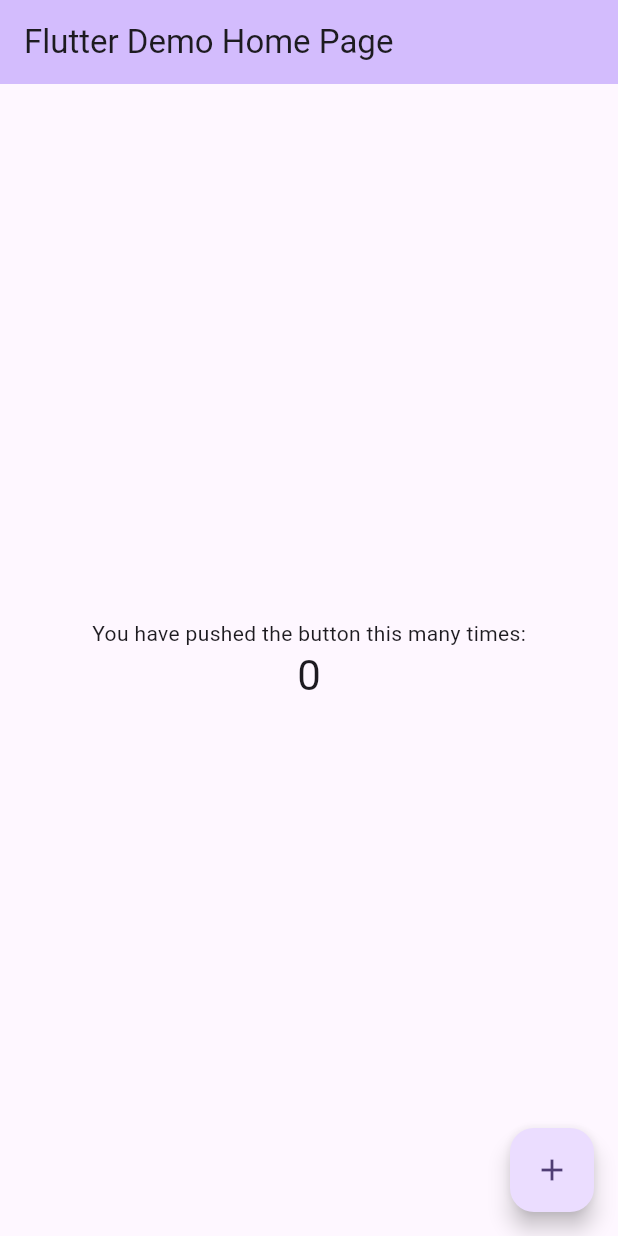
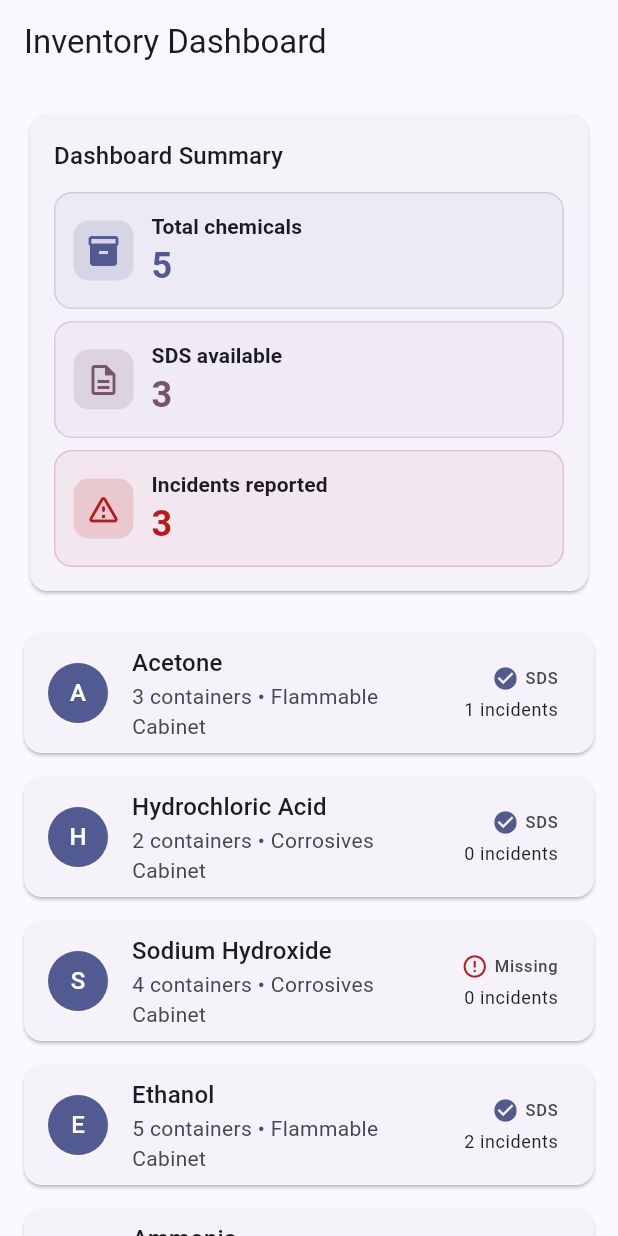
Before and after one commit to jubinkhan007/neotech_chemical_inventory, a Flutter app: the screen it shows after launch, on a phone screen of 412 x 824 dp. Run offline on Flutter 3.47's test engine with Material 3 defaults, Android fonts, the phone set to English and light mode, and no system bars.

Commit message:
Add dashboard summary widget and tests

```diff
--- a/lib/main.dart
+++ b/lib/main.dart
@@ -7,45 +7,37 @@
 class MyApp extends StatelessWidget {
   const MyApp({super.key});
 
-  // This widget is the root of your application.
   @override
   Widget build(BuildContext context) {
     return MaterialApp(
-      title: 'Flutter Demo',
+      title: 'Neotech Chemical Inventory',
       theme: ThemeData(
-        // This is the theme of your application.
-        //
-        // TRY THIS: Try running your application with "flutter run". You'll see
-        // the application has a purple toolbar. Then, without quitting the app,
-        // try changing the seedColor in the colorScheme below to Colors.green
-        // and then invoke "hot reload" (save your changes or press the "hot
-        // reload" button in a Flutter-supported IDE, or press "r" if you used
-        // the command line to start the app).
-        //
-        // Notice that the counter didn't reset back to zero; the application
-        // state is not lost during the reload. To reset the state, use hot
-        // restart instead.
-        //
-        // This works for code too, not just values: Most code changes can be
-        // tested with just a hot reload.
-        colorScheme: ColorScheme.fromSeed(seedColor: Colors.deepPurple),
+        colorScheme: ColorScheme.fromSeed(seedColor: Colors.indigo),
+        useMaterial3: true,
       ),
-      home: const MyHomePage(title: 'Flutter Demo Home Page'),
+      home: const MyHomePage(title: 'Inventory Dashboard'),
     );
   }
 }
 
+class ChemicalRecord {
+  const ChemicalRecord({
+    required this.name,
+    required this.containers,
+    required this.hasSds,
+    required this.incidents,
+    required this.location,
+  });
+
+  final String name;
+  final int containers;
+  final bool hasSds;
+  final int incidents;
+  final String location;
+}
+
 class MyHomePage extends StatefulWidget {
   const MyHomePage({super.key, required this.title});
-
-  // This widget is the home page of your application. It is stateful, meaning
-  // that it has a State object (defined below) that contains fields that affect
-  // how it looks.
-
-  // This class is the configuration for the state. It holds the values (in this
-  // case the title) provided by the parent (in this case the App widget) and
-  // used by the build method of the State. Fields in a Widget subclass are
-  // always marked "final".
 
   final String title;
 
@@ -54,69 +46,284 @@
 }
 
 class _MyHomePageState extends State<MyHomePage> {
-  int _counter = 0;
+  final List<ChemicalRecord> _chemicals = const [
+    ChemicalRecord(
+      name: 'Acetone',
+      containers: 3,
+      hasSds: true,
+      incidents: 1,
+      location: 'Flammable Cabinet',
+    ),
+    ChemicalRecord(
+      name: 'Hydrochloric Acid',
+      containers: 2,
+      hasSds: true,
+      incidents: 0,
+      location: 'Corrosives Cabinet',
+    ),
+    ChemicalRecord(
+      name: 'Sodium Hydroxide',
+      containers: 4,
+      hasSds: false,
+      incidents: 0,
+      location: 'Corrosives Cabinet',
+    ),
+    ChemicalRecord(
+      name: 'Ethanol',
+      containers: 5,
+      hasSds: true,
+      incidents: 2,
+      location: 'Flammable Cabinet',
+    ),
+    ChemicalRecord(
+      name: 'Ammonia',
+      containers: 1,
+      hasSds: false,
+      incidents: 0,
+      location: 'Ventilated Storage',
+    ),
+  ];
 
-  void _incrementCounter() {
-    setState(() {
-      // This call to setState tells the Flutter framework that something has
-      // changed in this State, which causes it to rerun the build method below
-      // so that the display can reflect the updated values. If we changed
-      // _counter without calling setState(), then the build method would not be
-      // called again, and so nothing would appear to happen.
-      _counter++;
-    });
-  }
+  int get totalChemicals => _chemicals.length;
+
+  int get availableSds => _chemicals.where((chemical) => chemical.hasSds).length;
+
+  int get incidentsReported =>
+      _chemicals.fold(0, (count, chemical) => count + chemical.incidents);
 
   @override
   Widget build(BuildContext context) {
-    // This method is rerun every time setState is called, for instance as done
-    // by the _incrementCounter method above.
-    //
-    // The Flutter framework has been optimized to make rerunning build methods
-    // fast, so that you can just rebuild anything that needs updating rather
-    // than having to individually change instances of widgets.
     return Scaffold(
       appBar: AppBar(
-        // TRY THIS: Try changing the color here to a specific color (to
-        // Colors.amber, perhaps?) and trigger a hot reload to see the AppBar
-        // change color while the other colors stay the same.
-        backgroundColor: Theme.of(context).colorScheme.inversePrimary,
-        // Here we take the value from the MyHomePage object that was created by
-        // the App.build method, and use it to set our appbar title.
         title: Text(widget.title),
       ),
-      body: Center(
-        // Center is a layout widget. It takes a single child and positions it
-        // in the middle of the parent.
+      body: CustomScrollView(
+        slivers: [
+          SliverPadding(
+            padding: const EdgeInsets.fromLTRB(16, 16, 16, 8),
+            sliver: SliverToBoxAdapter(
+              child: DashboardSummary(
+                totalChemicals: totalChemicals,
+                sdsAvailable: availableSds,
+                incidentsReported: incidentsReported,
+              ),
+            ),
+          ),
+          SliverPadding(
+            padding: const EdgeInsets.fromLTRB(16, 8, 16, 16),
+            sliver: SliverList.builder(
+              itemCount: _chemicals.length,
+              itemBuilder: (context, index) {
+                final chemical = _chemicals[index];
+                return Card(
+                  margin: const EdgeInsets.symmetric(vertical: 8),
+                  child: ListTile(
+                    leading: CircleAvatar(
+                      backgroundColor: Theme.of(context).colorScheme.primary,
+                      foregroundColor: Theme.of(context).colorScheme.onPrimary,
+                      child: Text(chemical.name.substring(0, 1).toUpperCase()),
+                    ),
+                    title: Text(
+                      chemical.name,
+                      style: Theme.of(context).textTheme.titleMedium,
+                    ),
+                    subtitle: Text('${chemical.containers} containers • ${chemical.location}'),
+                    trailing: Column(
+                      mainAxisAlignment: MainAxisAlignment.center,
+                      crossAxisAlignment: CrossAxisAlignment.end,
+                      children: [
+                        Row(
+                          mainAxisSize: MainAxisSize.min,
+                          children: [
+                            Icon(
+                              chemical.hasSds ? Icons.check_circle : Icons.error_outline,
+                              color: chemical.hasSds
+                                  ? Theme.of(context).colorScheme.primary
+                                  : Theme.of(context).colorScheme.error,
+                              size: 18,
+                            ),
+                            const SizedBox(width: 4),
+                            Text(chemical.hasSds ? 'SDS' : 'Missing'),
+                          ],
+                        ),
+                        const SizedBox(height: 4),
+                        Text(
+                          '${chemical.incidents} incidents',
+                          style: Theme.of(context).textTheme.bodySmall,
+                        ),
+                      ],
+                    ),
+                  ),
+                );
+              },
+            ),
+          ),
+        ],
+      ),
+    );
+  }
+}
+
+class DashboardSummary extends StatelessWidget {
+  const DashboardSummary({
+    super.key,
+    required this.totalChemicals,
+    required this.sdsAvailable,
+    required this.incidentsReported,
+  });
+
+  final int totalChemicals;
+  final int sdsAvailable;
+  final int incidentsReported;
+
+  @override
+  Widget build(BuildContext context) {
+    final ColorScheme colors = Theme.of(context).colorScheme;
+    final TextTheme textTheme = Theme.of(context).textTheme;
+
+    return Card(
+      elevation: 1,
+      child: Padding(
+        padding: const EdgeInsets.all(16),
         child: Column(
-          // Column is also a layout widget. It takes a list of children and
-          // arranges them vertically. By default, it sizes itself to fit its
-          // children horizontally, and tries to be as tall as its parent.
-          //
-          // Column has various properties to control how it sizes itself and
-          // how it positions its children. Here we use mainAxisAlignment to
-          // center the children vertically; the main axis here is the vertical
-          // axis because Columns are vertical (the cross axis would be
-          // horizontal).
-          //
-          // TRY THIS: Invoke "debug painting" (choose the "Toggle Debug Paint"
-          // action in the IDE, or press "p" in the console), to see the
-          // wireframe for each widget.
-          mainAxisAlignment: MainAxisAlignment.center,
-          children: <Widget>[
-            const Text('You have pushed the button this many times:'),
+          crossAxisAlignment: CrossAxisAlignment.start,
+          children: [
             Text(
-              '$_counter',
-              style: Theme.of(context).textTheme.headlineMedium,
+              'Dashboard Summary',
+              style: textTheme.titleMedium,
+            ),
+            const SizedBox(height: 12),
+            LayoutBuilder(
+              builder: (context, constraints) {
+                final bool useRowLayout = constraints.maxWidth > 600;
+                final children = [
+                  _SummaryTile(
+                    key: const Key('totalChemicalsTile'),
+                    label: 'Total chemicals',
+                    value: totalChemicals,
+                    icon: Icons.inventory_2,
+                    color: colors.primary,
+                    valueKey: const Key('totalChemicalsValue'),
+                  ),
+                  _SummaryTile(
+                    key: const Key('sdsTile'),
+                    label: 'SDS available',
+                    value: sdsAvailable,
+                    icon: Icons.description_outlined,
+                    color: colors.tertiary,
+                    valueKey: const Key('sdsValue'),
+                  ),
+                  _SummaryTile(
+                    key: const Key('incidentsTile'),
+                    label: 'Incidents reported',
+                    value: incidentsReported,
+                    icon: Icons.warning_amber_rounded,
+                    color: colors.error,
+                    valueKey: const Key('incidentsValue'),
+                  ),
+                ];
+
+                if (useRowLayout) {
+                  return Row(
+                    mainAxisAlignment: MainAxisAlignment.spaceBetween,
+                    crossAxisAlignment: CrossAxisAlignment.start,
+                    children: children
+                        .map(
+                          (child) => Expanded(
+                            child: Padding(
+                              padding: const EdgeInsets.symmetric(horizontal: 4),
+                              child: child,
+                            ),
+                          ),
+                        )
+                        .toList(),
+                  );
+                }
+
+                final double tileWidth = constraints.maxWidth >= 500
+                    ? (constraints.maxWidth - 8) / 2
+                    : constraints.maxWidth;
+
+                return Wrap(
+                  spacing: 8,
+                  runSpacing: 8,
+                  children: children
+                      .map(
+                        (child) => SizedBox(
+                          width: tileWidth,
+                          child: child,
+                        ),
+                      )
+                      .toList(),
+                );
+              },
             ),
           ],
         ),
       ),
-      floatingActionButton: FloatingActionButton(
-        onPressed: _incrementCounter,
-        tooltip: 'Increment',
-        child: const Icon(Icons.add),
-      ), // This trailing comma makes auto-formatting nicer for build methods.
     );
   }
 }
+
+class _SummaryTile extends StatelessWidget {
+  const _SummaryTile({
+    super.key,
+    required this.label,
+    required this.value,
+    required this.icon,
+    required this.color,
+    required this.valueKey,
+  });
+
+  final String label;
+  final int value;
+  final IconData icon;
+  final Color color;
+  final Key valueKey;
+
+  @override
+  Widget build(BuildContext context) {
+    final TextTheme textTheme = Theme.of(context).textTheme;
+    return Container(
+      padding: const EdgeInsets.all(12),
+      decoration: BoxDecoration(
+        color: color.withOpacity(0.05),
+        borderRadius: BorderRadius.circular(12),
+        border: Border.all(color: color.withOpacity(0.2)),
+      ),
+      child: Row(
+        crossAxisAlignment: CrossAxisAlignment.center,
+        children: [
+          Container(
+            padding: const EdgeInsets.all(8),
+            decoration: BoxDecoration(
+              color: color.withOpacity(0.15),
+              borderRadius: BorderRadius.circular(10),
+            ),
+            child: Icon(icon, color: color),
+          ),
+          const SizedBox(width: 12),
+          Expanded(
+            child: Column(
+              crossAxisAlignment: CrossAxisAlignment.start,
+              children: [
+                Text(
+                  label,
+                  style: textTheme.labelLarge?.copyWith(fontWeight: FontWeight.w600),
+                ),
+                Text(
+                  '$value',
+                  key: valueKey,
+                  style: textTheme.headlineSmall?.copyWith(
+                    fontWeight: FontWeight.bold,
+                    color: color,
+                  ),
+                ),
+              ],
+            ),
+          ),
+        ],
+      ),
+    );
+  }
+}
```
Also changed, not shown: 1 other file.
